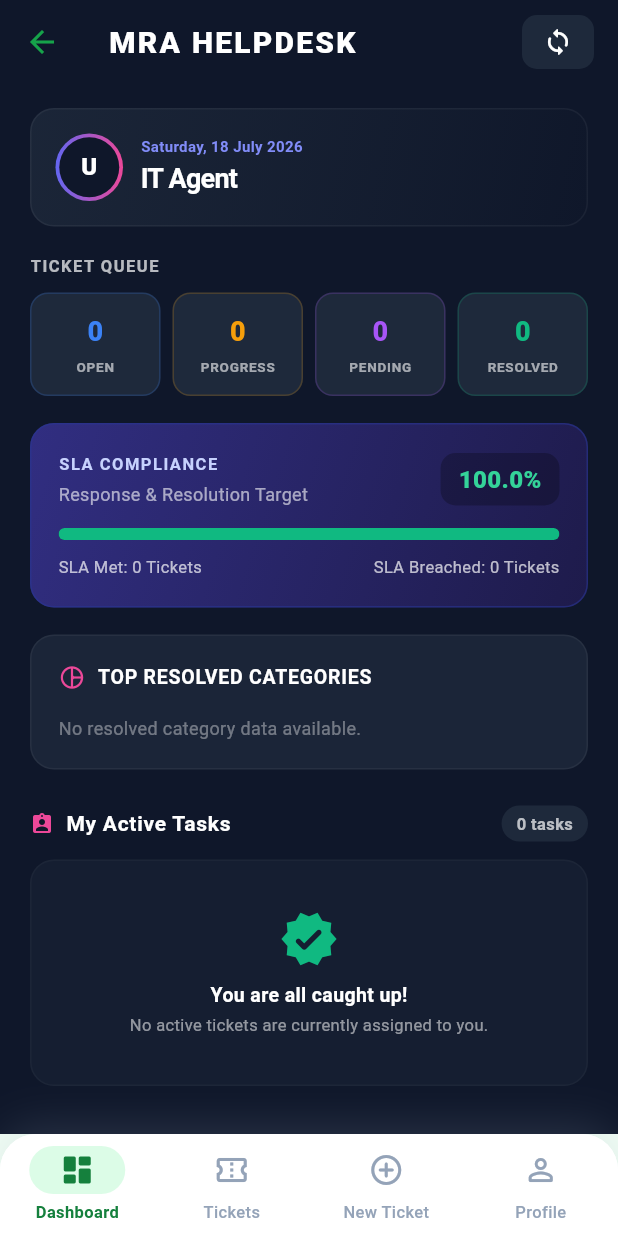
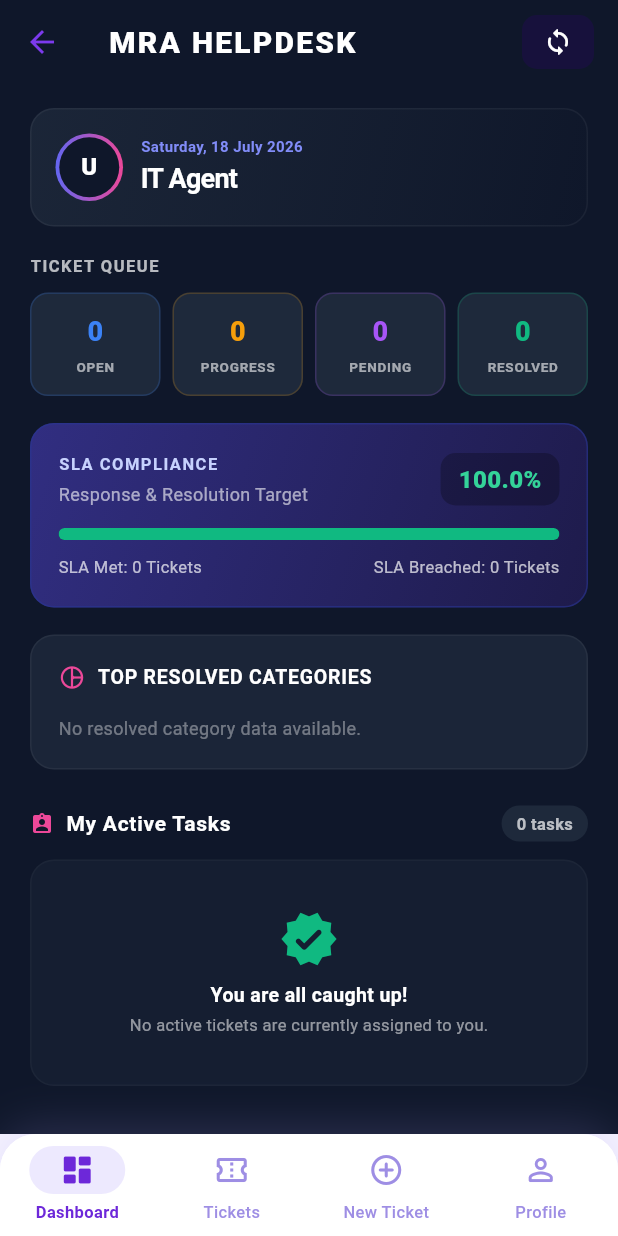
Before and after one commit to halonemuinai-sys/Helpdesk-Apps, a Flutter app: the MainNavigation screen opened directly, on a phone screen of 412 x 824 dp. Run offline on Flutter 3.47's test engine with Material 3 defaults, Android fonts, the phone set to English and light mode, and no system bars; our stand-ins replace flutter_animate, shared_preferences; accounts and stored records are empty; network calls fail.

Commit message:
Design: Update color palette to a glowing neon purple space-AI theme

```diff
--- a/lib/theme/colors.dart
+++ b/lib/theme/colors.dart
@@ -1,41 +1,41 @@
 import 'package:flutter/material.dart';
 
 class AppColors {
-  // Slate color scheme
-  static const Color slate50 = Color(0xFFF8FAFC);
-  static const Color slate100 = Color(0xFFF1F5F9);
-  static const Color slate200 = Color(0xFFE2E8F0);
-  static const Color slate300 = Color(0xFFCBD5E1);
-  static const Color slate400 = Color(0xFF94A3B8);
-  static const Color slate500 = Color(0xFF64748B);
-  static const Color slate600 = Color(0xFF475569);
-  static const Color slate700 = Color(0xFF334155);
-  static const Color slate800 = Color(0xFF1E293B);
-  static const Color slate850 = Color(0xFF151F32);
-  static const Color slate900 = Color(0xFF0F172A);
+  // Deep Space Purple Slate scheme
+  static const Color slate50 = Color(0xFFF8F7FF);
+  static const Color slate100 = Color(0xFFF1EEFD);
+  static const Color slate200 = Color(0xFFE2DCF8);
+  static const Color slate300 = Color(0xFFC5BBF0);
+  static const Color slate400 = Color(0xFF9E8EE4);
+  static const Color slate500 = Color(0xFF705EC5);
+  static const Color slate600 = Color(0xFF4A3A9D);
+  static const Color slate700 = Color(0xFF2E2270);
+  static const Color slate800 = Color(0xFF17113C);
+  static const Color slate850 = Color(0xFF110C2B);
+  static const Color slate900 = Color(0xFF0B071E);
 
-  // Indigo scheme
-  static const Color indigoAccent = Color(0xFF818CF8);
-  static const Color indigoDefault = Color(0xFF4F46E5);
-  static const Color indigoNeon = Color(0xFF6366F1);
+  // Glowing Neon Purple/Violet scheme
+  static const Color indigoAccent = Color(0xFFC084FC); // Neon Purple
+  static const Color indigoDefault = Color(0xFF8B5CF6); // Vibrant Purple
+  static const Color indigoNeon = Color(0xFFA855F7); // Glowing Purple
 
-  // Emerald scheme
+  // Emerald scheme (success/resolved)
   static const Color emeraldDefault = Color(0xFF10B981);
   static const Color emeraldAccent = Color(0xFF34D399);
 
-  // Brand green (light UI accent - used on login/auth screens)
-  static const Color green50 = Color(0xFFF0FDF4);
-  static const Color green100 = Color(0xFFDCFCE7);
-  static const Color green200 = Color(0xFFBBF7D0);
-  static const Color green300 = Color(0xFF86EFAC);
-  static const Color green500 = Color(0xFF22C55E);
-  static const Color green600 = Color(0xFF16A34A);
-  static const Color green700 = Color(0xFF15803D);
+  // Purple accents (substituted for green highlights)
+  static const Color green50 = Color(0xFFF5F3FF);
+  static const Color green100 = Color(0xFFEDE9FE);
+  static const Color green200 = Color(0xFFDDD6FE);
+  static const Color green300 = Color(0xFFC7D2FE);
+  static const Color green500 = Color(0xFF8B5CF6);
+  static const Color green600 = Color(0xFF7C3AED);
+  static const Color green700 = Color(0xFF6D28D9);
 
   // Semantic
   static const Color success = emeraldDefault;
-  static const Color pending = Colors.purpleAccent;
-  static const Color inProgress = Colors.amber;
-  static const Color open = Colors.blue;
-  static const Color critical = Colors.redAccent;
+  static const Color pending = Color(0xFFD946EF); // Neon Magenta
+  static const Color inProgress = Color(0xFFF59E0B); // Amber
+  static const Color open = Color(0xFF3B82F6); // Neon Blue
+  static const Color critical = Color(0xFFEF4444); // Pulse Red
 }
```
